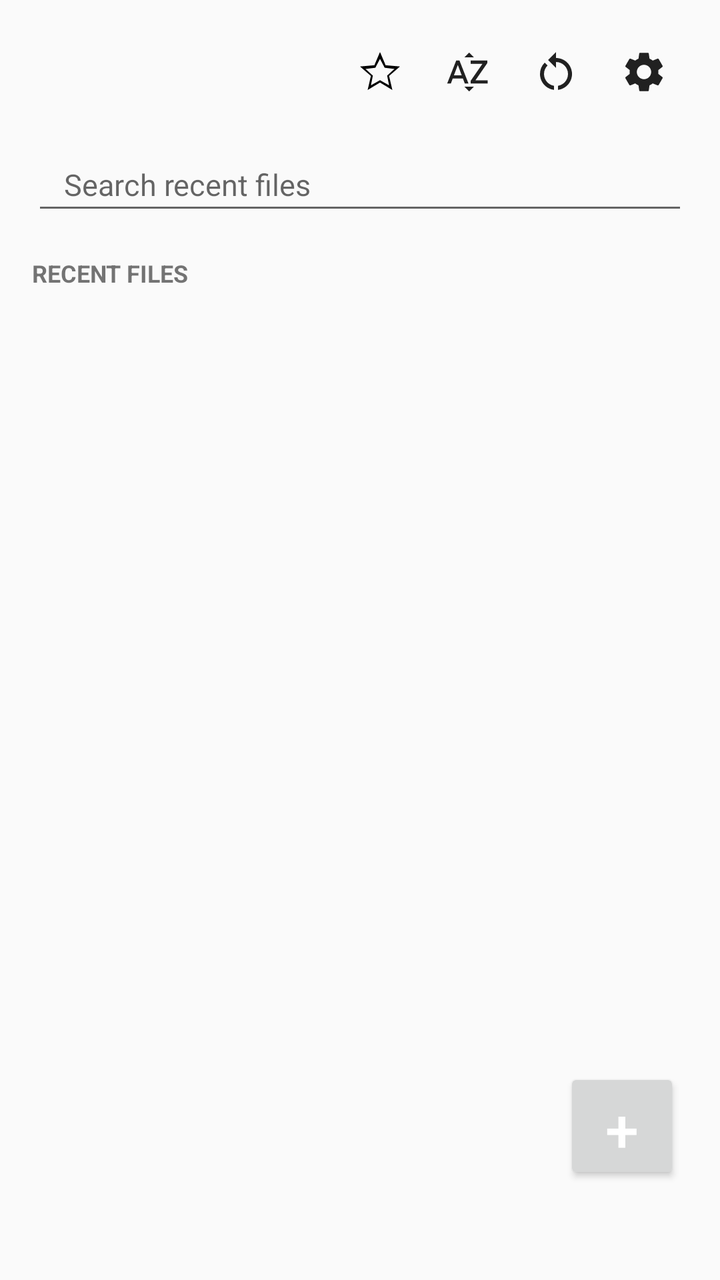
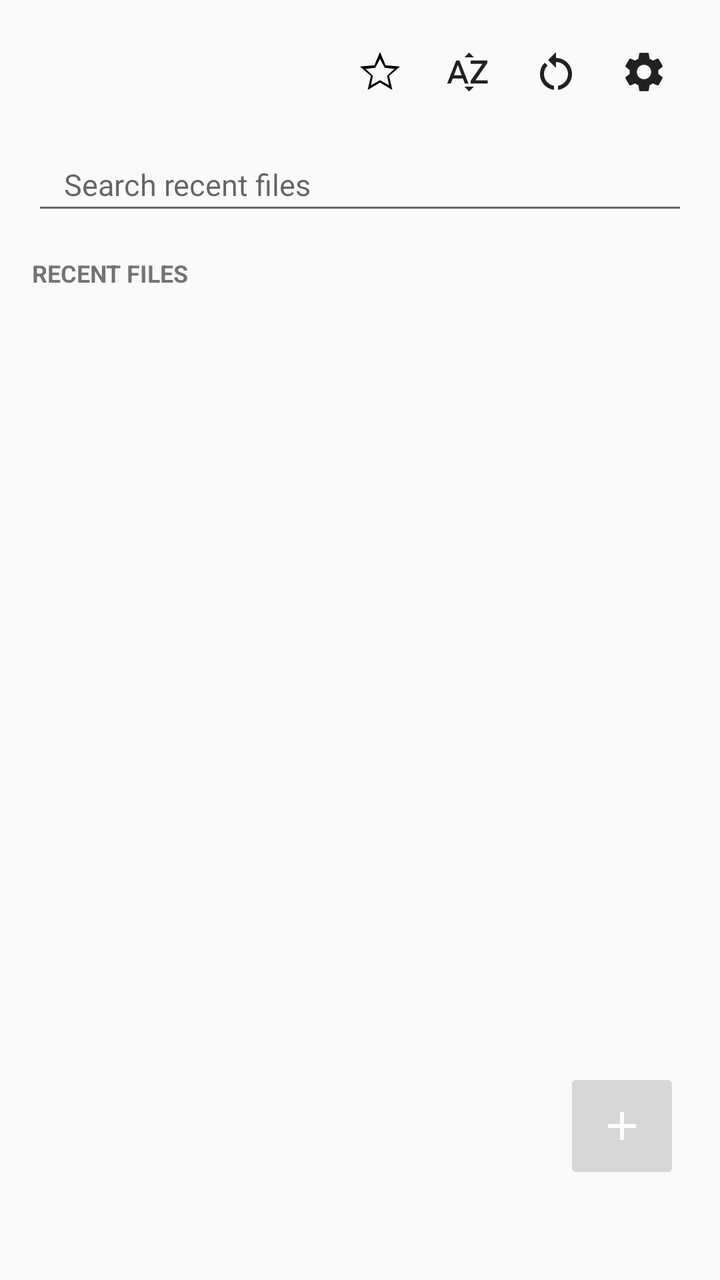

Before-and-after screenshots of an Android layout around one commit, followed by the original layout XML and the change that was made.
<!-- AndroidManifest.xml: application theme Theme.EditNote -->
<!-- res/layout/activity_main.xml -->
<?xml version="1.0" encoding="utf-8"?>
<FrameLayout xmlns:android="http://schemas.android.com/apk/res/android"
    android:layout_width="match_parent"
    android:layout_height="match_parent">

<LinearLayout
    android:layout_width="match_parent"
    android:layout_height="match_parent"
    android:orientation="vertical"
    android:paddingStart="16dp"
    android:paddingEnd="16dp">

    <LinearLayout
        android:layout_width="match_parent"
        android:layout_height="wrap_content"
        android:layout_marginTop="14dp"
        android:gravity="center_vertical"
        android:orientation="horizontal">

        
        <ImageView
            android:id="@+id/homeLogo"
            android:layout_width="0dp"
            android:layout_height="30dp"
            android:layout_weight="1"
            android:contentDescription="EditNote"
            android:scaleType="fitStart"
            android:src="@drawable/logo_lockup" />

        <ImageButton
            android:id="@+id/btnHomeBookmarks"
            android:layout_width="44dp"
            android:layout_height="44dp"
            android:background="?android:attr/selectableItemBackgroundBorderless"
            android:contentDescription="Bookmarks"
            android:src="@drawable/ic_star_outline" />

        <ImageButton
            android:id="@+id/btnHomeSort"
            android:layout_width="44dp"
            android:layout_height="44dp"
            android:background="?android:attr/selectableItemBackgroundBorderless"
            android:contentDescription="Sort A to Z"
            android:src="@drawable/ic_sort" />

        <ImageButton
            android:id="@+id/btnHomeReset"
            android:layout_width="44dp"
            android:layout_height="44dp"
            android:background="?android:attr/selectableItemBackgroundBorderless"
            android:contentDescription="Reset recent list"
            android:src="@drawable/ic_reset" />

        <ImageButton
            android:id="@+id/btnHomeSettings"
            android:layout_width="44dp"
            android:layout_height="44dp"
            android:background="?android:attr/selectableItemBackgroundBorderless"
            android:contentDescription="Settings"
            android:src="@drawable/ic_gear" />
    </LinearLayout>

    <EditText
        android:id="@+id/searchBox"
        android:layout_width="match_parent"
        android:layout_height="wrap_content"
        android:layout_marginTop="14dp"
        android:hint="Search recent files"
        android:importantForAutofill="no"
        android:inputType="text"
        android:paddingStart="16dp"
        android:paddingTop="10dp"
        android:paddingEnd="16dp"
        android:paddingBottom="10dp"
        android:singleLine="true"
        android:textSize="15sp" />

    <TextView
        android:layout_width="match_parent"
        android:layout_height="wrap_content"
        android:layout_marginTop="16dp"
        android:text="RECENT FILES"
        android:textSize="12sp"
        android:textStyle="bold" />

    <ListView
        android:id="@+id/noteList"
        android:layout_width="match_parent"
        android:layout_height="0dp"
        android:layout_marginTop="6dp"
        android:layout_weight="1"
        android:clipToPadding="false"
        android:divider="@null"
        android:dividerHeight="0dp"
        android:paddingBottom="24dp" />

</LinearLayout>

    <TextView
        android:id="@+id/emptyText"
        android:layout_width="wrap_content"
        android:layout_height="wrap_content"
        android:layout_gravity="center"
        android:layout_marginStart="40dp"
        android:layout_marginEnd="40dp"
        android:gravity="center"
        android:text="No files yet.\nTap + to create a new file, or open one from your device."
        android:textSize="15sp"
        android:visibility="gone" />

    <View
        android:id="@+id/speedScrim"
        android:layout_width="match_parent"
        android:layout_height="match_parent"
        android:visibility="gone" />

    <LinearLayout
        android:id="@+id/speedDial"
        android:layout_width="wrap_content"
        android:layout_height="wrap_content"
        android:layout_gravity="bottom|end"
        android:layout_marginEnd="20dp"
        android:layout_marginBottom="118dp"
        android:gravity="end"
        android:orientation="vertical"
        android:visibility="gone">

        <LinearLayout
            android:layout_width="wrap_content"
            android:layout_height="wrap_content"
            android:gravity="center_vertical"
            android:orientation="horizontal">

            <TextView
                android:id="@+id/speedNewLabel"
                android:layout_width="wrap_content"
                android:layout_height="wrap_content"
                android:layout_marginEnd="10dp"
                android:paddingStart="14dp"
                android:paddingTop="7dp"
                android:paddingEnd="14dp"
                android:paddingBottom="7dp"
                android:text="New file"
                android:textSize="14sp" />

            <ImageButton
                android:id="@+id/speedNew"
                android:layout_width="44dp"
                android:layout_height="44dp"
                android:contentDescription="New file"
                android:src="@drawable/ic_add" />
        </LinearLayout>

        <LinearLayout
            android:layout_width="wrap_content"
            android:layout_height="wrap_content"
            android:layout_marginTop="12dp"
            android:gravity="center_vertical"
            android:orientation="horizontal">

            <TextView
                android:id="@+id/speedOpenLabel"
                android:layout_width="wrap_content"
                android:layout_height="wrap_content"
                android:layout_marginEnd="10dp"
                android:paddingStart="14dp"
                android:paddingTop="7dp"
                android:paddingEnd="14dp"
                android:paddingBottom="7dp"
                android:text="Open a file"
                android:textSize="14sp" />

            <ImageButton
                android:id="@+id/speedOpen"
                android:layout_width="44dp"
                android:layout_height="44dp"
                android:contentDescription="Open a file"
                android:src="@drawable/ic_open_folder" />
        </LinearLayout>
    </LinearLayout>

    <Button
        android:id="@+id/btnFab"
        android:layout_width="58dp"
        android:layout_height="58dp"
        android:layout_gravity="bottom|end"
        android:layout_marginEnd="20dp"
        android:layout_marginBottom="48dp"
        android:text="+"
        android:textColor="#FFFFFF"
        android:textSize="30sp" />
</FrameLayout>
<!-- resources referenced by this layout -->
<resources>
  <!-- drawable ic_add (drawable) -->
  <vector xmlns:android="http://schemas.android.com/apk/res/android"
      android:width="24dp"
      android:height="24dp"
      android:viewportWidth="24"
      android:viewportHeight="24">
      <path
          android:fillColor="#FFFFFF"
          android:pathData="M19,13h-6v6h-2v-6H5v-2h6V5h2v6h6v2z" />
  </vector>
  <!-- drawable ic_open_folder (drawable) -->
  <vector xmlns:android="http://schemas.android.com/apk/res/android"
      android:width="24dp" android:height="24dp"
      android:viewportWidth="24" android:viewportHeight="24"
      android:tint="?android:attr/textColorPrimary">
      <path android:fillColor="@android:color/white" android:pathData="M10,4 L4,4 C2.9,4 2,4.9 2,6 L2,18 C2,19.1 2.9,20 4,20 L20,20 C21.1,20 22,19.1 22,18 L22,8 C22,6.9 21.1,6 20,6 L12,6 L10,4 Z" />
  </vector>
  <!-- drawable ic_reset (drawable) -->
  <vector xmlns:android="http://schemas.android.com/apk/res/android"
      android:width="24dp"
      android:height="24dp"
      android:viewportWidth="24"
      android:viewportHeight="24"
      android:tint="?android:attr/textColorPrimary">
      <path
          android:fillColor="@android:color/white"
          android:pathData="M12 5V2L8 6l4 4V7c3.31 0 6 2.69 6 6 0 2.97-2.17 5.43-5 5.91v2.02c3.95-.49 7-3.85 7-7.93 0-4.42-3.58-8-8-8zm-6 8c0-1.65.67-3.15 1.76-4.24L6.34 7.34A8.014 8.014 0 0 0 4 13c0 4.08 3.05 7.44 7 7.93v-2.02c-2.83-.48-5-2.94-5-5.91z" />
  </vector>
  <!-- drawable ic_sort (drawable) -->
  <vector xmlns:android="http://schemas.android.com/apk/res/android"
      android:width="24dp"
      android:height="24dp"
      android:viewportWidth="24"
      android:viewportHeight="24"
      android:tint="?android:attr/textColorPrimary">
      <path
          android:fillColor="@android:color/white"
          android:pathData="M14.94 4.66h-4.72l2.36-2.36zm-4.69 14.71h4.66l-2.33 2.33zM6.1 6.27 1.6 17.73h1.84l.92-2.45h5.11l.92 2.45h1.84L7.74 6.27H6.1zm-1.13 7.37 1.94-5.18 1.94 5.18H4.97zm10.76 2.5h6.12v1.59h-8.53v-1.29l5.92-8.56h-5.88v-1.6h8.3v1.26l-5.93 8.6z" />
  </vector>
  <!-- drawable ic_star_outline (drawable) -->
  <vector xmlns:android="http://schemas.android.com/apk/res/android"
      android:width="24dp"
      android:height="24dp"
      android:viewportWidth="24"
      android:viewportHeight="24">
      <path
          android:fillColor="#000000"
          android:pathData="M22,9.24L14.81,8.62L12,2L9.19,8.62L2,9.24L7.45,13.97L5.82,21L12,17.27L18.18,21L16.54,13.97L22,9.24ZM12,5.44L14.34,9.88L19.23,10.47L15.57,13.82L16.54,18.66L12,16.09L7.46,18.66L8.43,13.82L4.77,10.47L9.66,9.88L12,5.44Z" />
  </vector>
  <style name="Theme.EditNote" parent="Theme.EditNote.Light.Orange" />
  <style name="Theme.EditNote.Light.Orange" parent="android:Theme.Material.Light.NoActionBar">
          <item name="android:colorAccent">#F46658</item>
          <item name="android:windowBackground">#FAFAFA</item>
          <item name="android:statusBarColor">#FAFAFA</item>
          <item name="android:windowLightStatusBar">true</item>
          <item name="android:navigationBarColor">#FAFAFA</item>
          <item name="android:windowLightNavigationBar">true</item>
      </style>
  <!-- unchanged entries left out for length: 2 -->
</resources>

<!-- the commit's change to res/layout/activity_main.xml (unified diff, before → after) -->
@@ -76,6 +76,7 @@
         android:textSize="15sp" />
 
     <TextView
+        android:id="@+id/sectionLabel"
         android:layout_width="match_parent"
         android:layout_height="wrap_content"
         android:layout_marginTop="16dp"
@@ -179,14 +180,14 @@
         </LinearLayout>
     </LinearLayout>
 
-    <Button
+    <ImageButton
         android:id="@+id/btnFab"
         android:layout_width="58dp"
         android:layout_height="58dp"
         android:layout_gravity="bottom|end"
         android:layout_marginEnd="20dp"
         android:layout_marginBottom="48dp"
-        android:text="+"
-        android:textColor="#FFFFFF"
-        android:textSize="30sp" />
+        android:contentDescription="New or open file"
+        android:padding="15dp"
+        android:src="@drawable/ic_add" />
 </FrameLayout>
